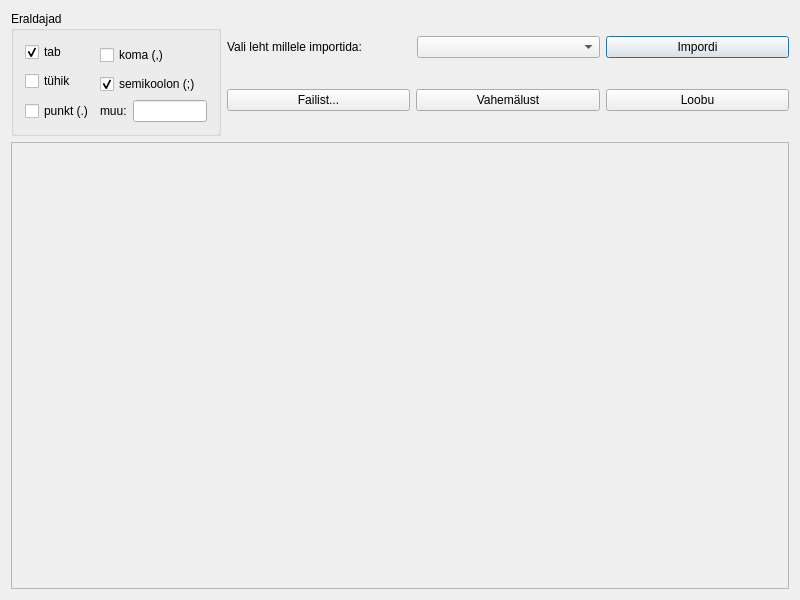
Above: protokollitaja/protokollitaja/importaken.ui from ymeramees/protokollitaja before the change. Below: the same form after it.
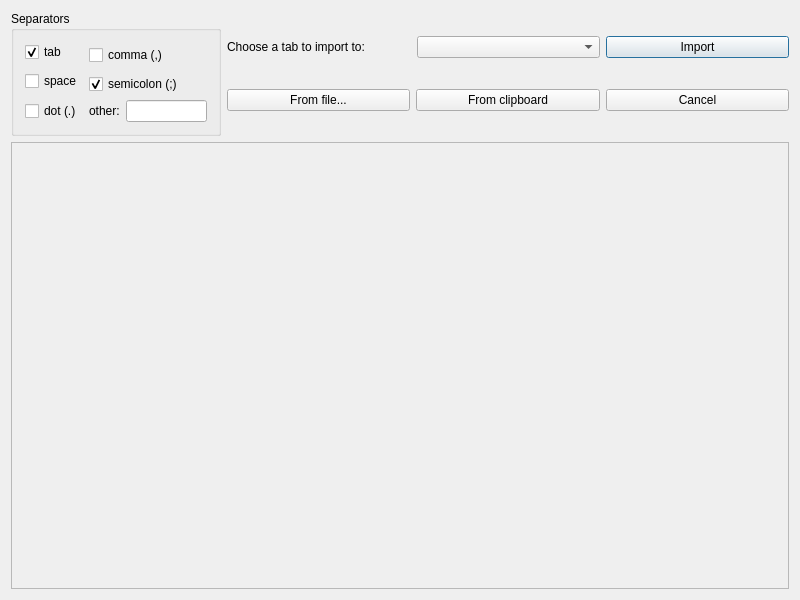
That is the form after the change.

```diff
--- a/protokollitaja/protokollitaja/importaken.ui
+++ b/protokollitaja/protokollitaja/importaken.ui
@@ -24,7 +24,7 @@
         </size>
        </property>
        <property name="title" >
-        <string>Eraldajad</string>
+        <string>Separators</string>
        </property>
        <layout class="QGridLayout" name="gridLayout" >
         <item row="0" column="0" >
@@ -40,21 +40,21 @@
         <item rowspan="2" row="0" column="1" >
          <widget class="QCheckBox" name="checkBoxKoma" >
           <property name="text" >
-           <string>koma (,)</string>
+           <string>comma (,)</string>
           </property>
          </widget>
         </item>
         <item rowspan="2" row="1" column="0" >
          <widget class="QCheckBox" name="checkBoxTuhik" >
           <property name="text" >
-           <string>tühik</string>
+           <string>space</string>
           </property>
          </widget>
         </item>
         <item row="2" column="1" >
          <widget class="QCheckBox" name="checkBoxSemik" >
           <property name="text" >
-           <string>semikoolon (;)</string>
+           <string>semicolon (;)</string>
           </property>
           <property name="checked" >
            <bool>true</bool>
@@ -64,7 +64,7 @@
         <item row="3" column="0" >
          <widget class="QCheckBox" name="checkBoxPunkt" >
           <property name="text" >
-           <string>punkt (.)</string>
+           <string>dot (.)</string>
           </property>
          </widget>
         </item>
@@ -73,7 +73,7 @@
           <item>
            <widget class="QLabel" name="label" >
             <property name="text" >
-             <string>muu:</string>
+             <string>other:</string>
             </property>
            </widget>
           </item>
@@ -92,7 +92,7 @@
          <item>
           <widget class="QLabel" name="label_2" >
            <property name="text" >
-            <string>Vali leht millele importida:</string>
+            <string>Choose a tab to import to:</string>
            </property>
           </widget>
          </item>
@@ -104,28 +104,28 @@
        <item row="0" column="2" >
         <widget class="QPushButton" name="okNupp" >
          <property name="text" >
-          <string>Impordi</string>
+          <string>Import</string>
          </property>
         </widget>
        </item>
        <item row="1" column="0" >
         <widget class="QPushButton" name="failistNupp" >
          <property name="text" >
-          <string>Failist...</string>
+          <string>From file...</string>
          </property>
         </widget>
        </item>
        <item row="1" column="1" >
         <widget class="QPushButton" name="maluNupp" >
          <property name="text" >
-          <string>Vahemälust</string>
+          <string>From clipboard</string>
          </property>
         </widget>
        </item>
        <item row="1" column="2" >
         <widget class="QPushButton" name="loobuNupp" >
          <property name="text" >
-          <string>Loobu</string>
+          <string>Cancel</string>
          </property>
         </widget>
        </item>
```
